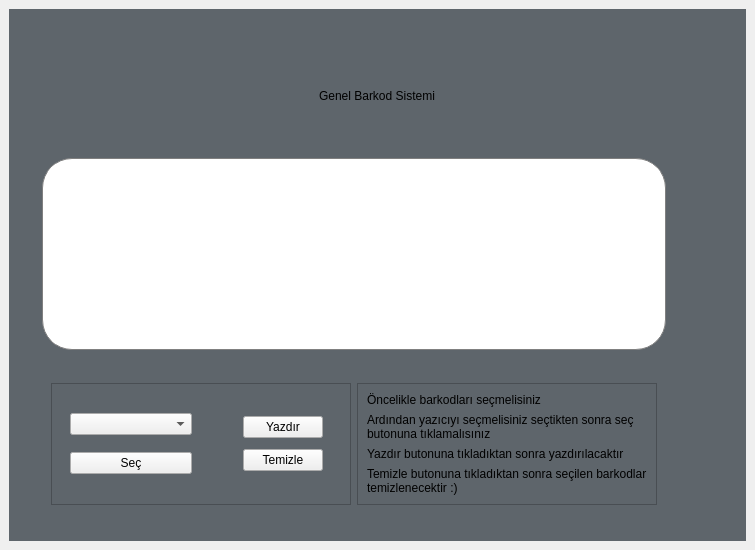
Old version of the form ui/main_window.ui in the repository dotPEEKs/GBS.
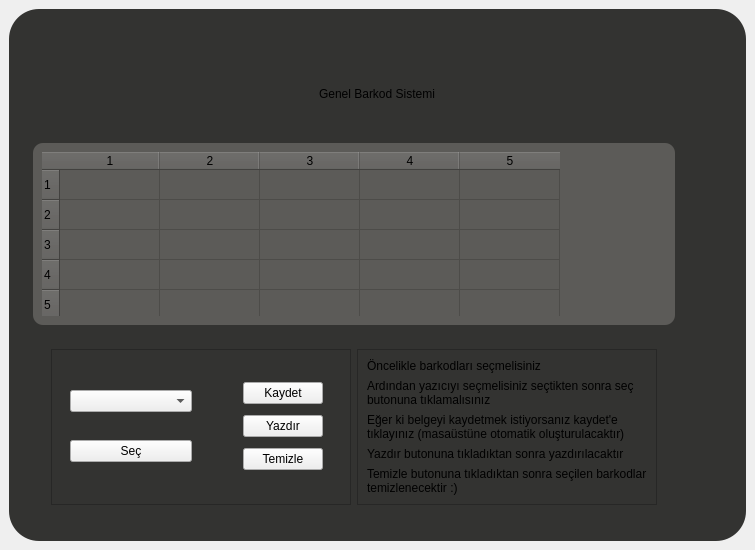
New version of the form. Icons and pictures are not drawn.

Diff of the .ui file:
```diff
--- a/ui/main_window.ui
+++ b/ui/main_window.ui
@@ -28,22 +28,28 @@
 
 QFrame {
 	
-	background-color: rgb(94, 101, 107);
+	background-color: rgb(51, 51, 49)
 }
 
-QTableWidget {
-    background-color: white;
-    border: 1px solid gray;
-    border-radius: 40px; /* Köşe yuvarlaklığı */
-    padding: 5px;
+QHeaderView {
+ 	background-color: transparent;
 }
 
-</string>
+
+QFrame#frame {
+ 	 border-radius: 30px;
+}
+
+QPushButton {
+}</string>
   </property>
   <widget class="QWidget" name="centralwidget">
    <layout class="QHBoxLayout" name="horizontalLayout">
     <item>
      <widget class="QFrame" name="frame">
+      <property name="styleSheet">
+       <string notr="true"/>
+      </property>
       <property name="frameShape">
        <enum>QFrame::Shape::NoFrame</enum>
       </property>
@@ -51,6 +57,33 @@
        <enum>QFrame::Shadow::Raised</enum>
       </property>
       <layout class="QVBoxLayout" name="verticalLayout">
+       <property name="leftMargin">
+        <number>9</number>
+       </property>
+       <property name="topMargin">
+        <number>0</number>
+       </property>
+       <item>
+        <widget class="QFrame" name="frame_16">
+         <property name="styleSheet">
+          <string notr="true">background-color: none;</string>
+         </property>
+         <property name="frameShape">
+          <enum>QFrame::Shape::NoFrame</enum>
+         </property>
+         <property name="frameShadow">
+          <enum>QFrame::Shadow::Raised</enum>
+         </property>
+         <layout class="QHBoxLayout" name="horizontalLayout_7">
+          <property name="topMargin">
+           <number>7</number>
+          </property>
+          <property name="rightMargin">
+           <number>4</number>
+          </property>
+         </layout>
+        </widget>
+       </item>
        <item>
         <widget class="QFrame" name="frame_12">
          <property name="frameShape">
@@ -152,7 +185,8 @@
              <item>
               <widget class="QFrame" name="frame_4">
                <property name="styleSheet">
-                <string notr="true"/>
+                <string notr="true">background-color: rgb(92, 91, 88);
+border-radius: 10px;</string>
                </property>
                <property name="frameShape">
                 <enum>QFrame::Shape::NoFrame</enum>
@@ -178,18 +212,81 @@
                   <property name="styleSheet">
                    <string notr="true">border-radius: 30px;</string>
                   </property>
+                  <property name="frameShape">
+                   <enum>QFrame::Shape::NoFrame</enum>
+                  </property>
                   <property name="verticalScrollBarPolicy">
                    <enum>Qt::ScrollBarPolicy::ScrollBarAlwaysOff</enum>
                   </property>
+                  <property name="horizontalScrollBarPolicy">
+                   <enum>Qt::ScrollBarPolicy::ScrollBarAlwaysOff</enum>
+                  </property>
                   <property name="editTriggers">
                    <set>QAbstractItemView::EditTrigger::NoEditTriggers</set>
                   </property>
+                  <property name="selectionBehavior">
+                   <enum>QAbstractItemView::SelectionBehavior::SelectColumns</enum>
+                  </property>
+                  <property name="showGrid">
+                   <bool>true</bool>
+                  </property>
+                  <property name="rowCount">
+                   <number>40</number>
+                  </property>
+                  <property name="columnCount">
+                   <number>5</number>
+                  </property>
                   <attribute name="horizontalHeaderVisible">
                    <bool>true</bool>
                   </attribute>
                   <attribute name="verticalHeaderCascadingSectionResizes">
                    <bool>true</bool>
                   </attribute>
+                  <row/>
+                  <row/>
+                  <row/>
+                  <row/>
+                  <row/>
+                  <row/>
+                  <row/>
+                  <row/>
+                  <row/>
+                  <row/>
+                  <row/>
+                  <row/>
+                  <row/>
+                  <row/>
+                  <row/>
+                  <row/>
+                  <row/>
+                  <row/>
+                  <row/>
+                  <row/>
+                  <row/>
+                  <row/>
+                  <row/>
+                  <row/>
+                  <row/>
+                  <row/>
+                  <row/>
+                  <row/>
+                  <row/>
+                  <row/>
+                  <row/>
+                  <row/>
+                  <row/>
+                  <row/>
+                  <row/>
+                  <row/>
+                  <row/>
+                  <row/>
+                  <row/>
+                  <row/>
+                  <column/>
+                  <column/>
+                  <column/>
+                  <column/>
+                  <column/>
                  </widget>
                 </item>
                </layout>
@@ -206,6 +303,12 @@
                <layout class="QHBoxLayout" name="horizontalLayout_2">
                 <item>
                  <widget class="QFrame" name="frame_6">
+                  <property name="sizePolicy">
+                   <sizepolicy hsizetype="Preferred" vsizetype="Ignored">
+                    <horstretch>0</horstretch>
+                    <verstretch>0</verstretch>
+                   </sizepolicy>
+                  </property>
                   <property name="maximumSize">
                    <size>
                     <width>630</width>
@@ -221,6 +324,12 @@
                   <layout class="QHBoxLayout" name="horizontalLayout_4">
                    <item>
                     <widget class="QFrame" name="frame_8">
+                     <property name="sizePolicy">
+                      <sizepolicy hsizetype="Ignored" vsizetype="Preferred">
+                       <horstretch>0</horstretch>
+                       <verstretch>0</verstretch>
+                      </sizepolicy>
+                     </property>
                      <property name="maximumSize">
                       <size>
                        <width>303</width>
@@ -242,6 +351,12 @@
                       </property>
                       <item>
                        <widget class="QFrame" name="frame_10">
+                        <property name="sizePolicy">
+                         <sizepolicy hsizetype="Ignored" vsizetype="Preferred">
+                          <horstretch>0</horstretch>
+                          <verstretch>0</verstretch>
+                         </sizepolicy>
+                        </property>
                         <property name="frameShape">
                          <enum>QFrame::Shape::NoFrame</enum>
                         </property>
@@ -250,7 +365,17 @@
                         </property>
                         <layout class="QVBoxLayout" name="verticalLayout_4">
                          <item>
-                          <widget class="QComboBox" name="comboBox"/>
+                          <widget class="QComboBox" name="comboBox">
+                           <property name="sizePolicy">
+                            <sizepolicy hsizetype="Ignored" vsizetype="Fixed">
+                             <horstretch>0</horstretch>
+                             <verstretch>0</verstretch>
+                            </sizepolicy>
+                           </property>
+                           <property name="sizeAdjustPolicy">
+                            <enum>QComboBox::SizeAdjustPolicy::AdjustToContentsOnFirstShow</enum>
+                           </property>
+                          </widget>
                          </item>
                          <item>
                           <widget class="QPushButton" name="pushButton_3">
@@ -280,6 +405,13 @@
                             <enum>QFrame::Shadow::Raised</enum>
                            </property>
                            <layout class="QVBoxLayout" name="verticalLayout_5">
+                            <item>
+                             <widget class="QPushButton" name="save_btn">
+                              <property name="text">
+                               <string>Kaydet</string>
+                              </property>
+                             </widget>
+                            </item>
                             <item>
                              <widget class="QPushButton" name="pushButton">
                               <property name="text">
@@ -332,6 +464,16 @@
                         </property>
                        </widget>
                       </item>
+                      <item>
+                       <widget class="QLabel" name="label_7">
+                        <property name="text">
+                         <string>Eğer ki belgeyi kaydetmek istiyorsanız kaydet'e tıklayınız (masaüstüne otomatik oluşturulacaktır)</string>
+                        </property>
+                        <property name="wordWrap">
+                         <bool>true</bool>
+                        </property>
+                       </widget>
+                      </item>
                       <item>
                        <widget class="QLabel" name="label_5">
                         <property name="text">
```
Left out of the diff: 3 changed lines with no effect on the pictures.
